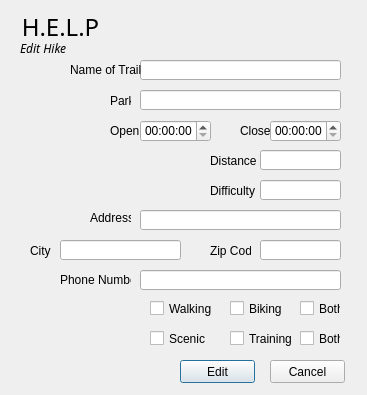
vuandy50/GROUP_G, file build-groupG-Desktop_Qt_5_15_1_MinGW_64_bit-Debug/groupG/edithikes.ui: the form before one commit.
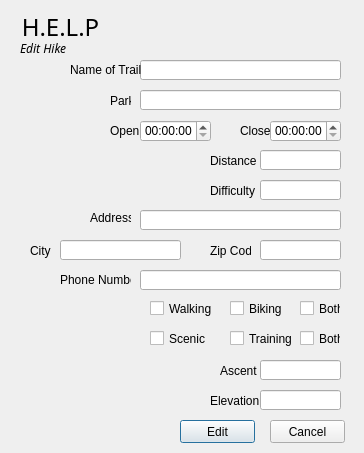
The form after the commit.

The edit to the form file:
```diff
--- a/build-groupG-Desktop_Qt_5_15_1_MinGW_64_bit-Debug/groupG/edithikes.ui
+++ b/build-groupG-Desktop_Qt_5_15_1_MinGW_64_bit-Debug/groupG/edithikes.ui
@@ -6,8 +6,8 @@
    <rect>
     <x>0</x>
     <y>0</y>
-    <width>367</width>
-    <height>395</height>
+    <width>364</width>
+    <height>453</height>
    </rect>
   </property>
   <property name="windowTitle">
@@ -126,7 +126,7 @@
    <property name="geometry">
     <rect>
      <x>180</x>
-     <y>360</y>
+     <y>420</y>
      <width>75</width>
      <height>23</height>
     </rect>
@@ -139,7 +139,7 @@
    <property name="geometry">
     <rect>
      <x>270</x>
-     <y>360</y>
+     <y>420</y>
      <width>75</width>
      <height>23</height>
     </rect>
@@ -411,6 +411,52 @@
     <set>Qt::AlignLeading|Qt::AlignLeft|Qt::AlignVCenter</set>
    </property>
   </widget>
+  <widget class="QLineEdit" name="ascent">
+   <property name="geometry">
+    <rect>
+     <x>260</x>
+     <y>360</y>
+     <width>81</width>
+     <height>20</height>
+    </rect>
+   </property>
+  </widget>
+  <widget class="QLabel" name="label_12">
+   <property name="geometry">
+    <rect>
+     <x>220</x>
+     <y>360</y>
+     <width>41</width>
+     <height>21</height>
+    </rect>
+   </property>
+   <property name="text">
+    <string>Ascent</string>
+   </property>
+  </widget>
+  <widget class="QLabel" name="label_13">
+   <property name="geometry">
+    <rect>
+     <x>210</x>
+     <y>390</y>
+     <width>51</width>
+     <height>21</height>
+    </rect>
+   </property>
+   <property name="text">
+    <string>Elevation</string>
+   </property>
+  </widget>
+  <widget class="QLineEdit" name="elevation">
+   <property name="geometry">
+    <rect>
+     <x>260</x>
+     <y>390</y>
+     <width>81</width>
+     <height>20</height>
+    </rect>
+   </property>
+  </widget>
  </widget>
  <resources/>
  <connections/>
```
